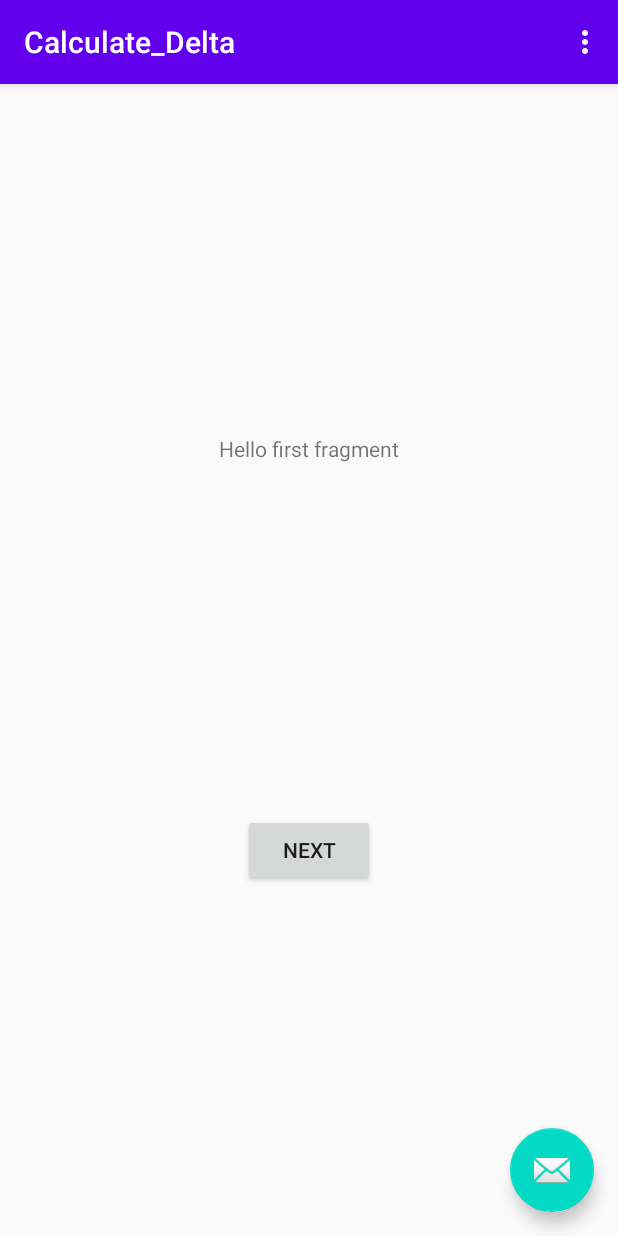
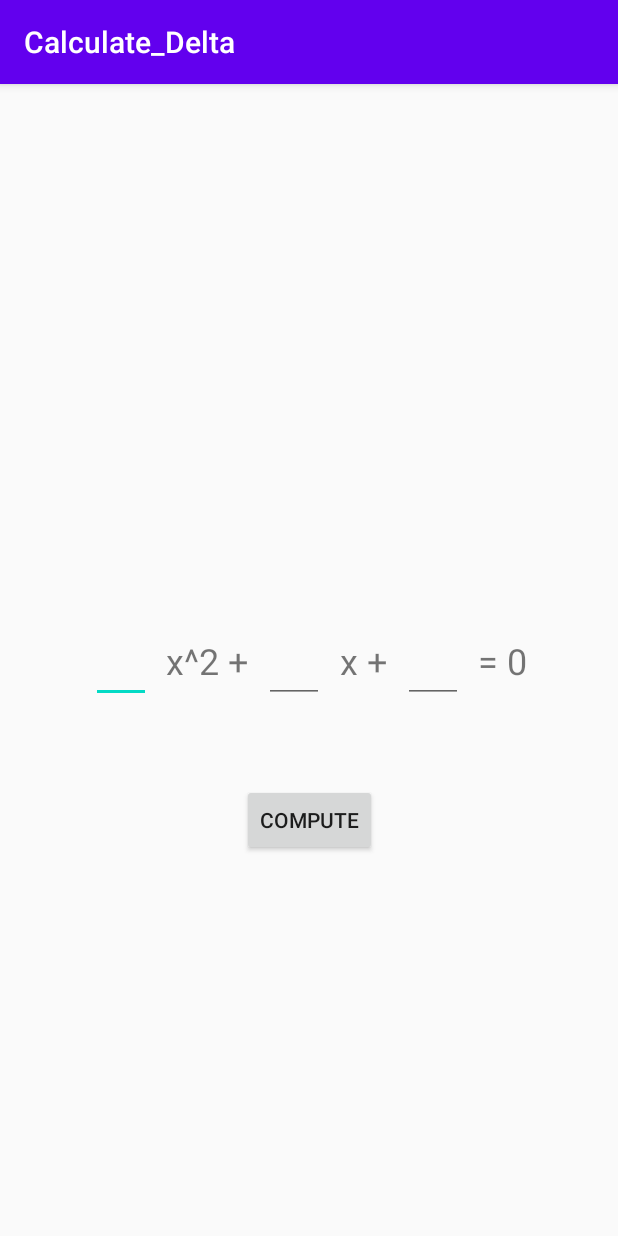
Before and after one commit to JuliaSzymanska/Mobile_Systems, an Android app: the screen it shows after launch (MainActivity), on a phone screen of 412 x 824 dp. Run offline under Robolectric (Android 15) with nearby library versions, the phone set to English and light mode, and no system bars.

Commit message:
Quadric equation

```diff
--- a/Ex_1/app/build.gradle
+++ b/Ex_1/app/build.gradle
@@ -25,10 +25,7 @@ android {
 dependencies {
     implementation fileTree(dir: "libs", include: ["*.jar"])
     implementation 'androidx.appcompat:appcompat:1.2.0'
-    implementation 'com.google.android.material:material:1.2.0'
     implementation 'androidx.constraintlayout:constraintlayout:2.0.2'
-    implementation 'androidx.navigation:navigation-fragment:2.3.0'
-    implementation 'androidx.navigation:navigation-ui:2.3.0'
     testImplementation 'junit:junit:4.12'
     androidTestImplementation 'androidx.test.ext:junit:1.1.2'
     androidTestImplementation 'androidx.test.espresso:espresso-core:3.3.0'
--- a/Ex_1/app/src/main/AndroidManifest.xml
+++ b/Ex_1/app/src/main/AndroidManifest.xml
@@ -9,10 +9,7 @@
         android:roundIcon="@mipmap/ic_launcher_round"
         android:supportsRtl="true"
         android:theme="@style/AppTheme">
-        <activity
-            android:name=".MainActivity"
-            android:label="@string/app_name"
-            android:theme="@style/AppTheme.NoActionBar">
+        <activity android:name=".MainActivity">
             <intent-filter>
                 <action android:name="android.intent.action.MAIN" />
 
--- a/Ex_1/app/src/main/java/com/game/calculate_delta/FirstFragment.java
+++ /dev/null
@@ -1,34 +0,0 @@
-package com.game.calculate_delta;
-
-import android.os.Bundle;
-import android.view.LayoutInflater;
-import android.view.View;
-import android.view.ViewGroup;
-
-import androidx.annotation.NonNull;
-import androidx.fragment.app.Fragment;
-import androidx.navigation.fragment.NavHostFragment;
-
-public class FirstFragment extends Fragment {
-
-    @Override
-    public View onCreateView(
-            LayoutInflater inflater, ViewGroup container,
-            Bundle savedInstanceState
-    ) {
-        // Inflate the layout for this fragment
-        return inflater.inflate(R.layout.fragment_first, container, false);
-    }
-
-    public void onViewCreated(@NonNull View view, Bundle savedInstanceState) {
-        super.onViewCreated(view, savedInstanceState);
-
-        view.findViewById(R.id.button_first).setOnClickListener(new View.OnClickListener() {
-            @Override
-            public void onClick(View view) {
-                NavHostFragment.findNavController(FirstFragment.this)
-                        .navigate(R.id.action_FirstFragment_to_SecondFragment);
-            }
-        });
-    }
-}
--- a/Ex_1/app/src/main/java/com/game/calculate_delta/MainActivity.java
+++ b/Ex_1/app/src/main/java/com/game/calculate_delta/MainActivity.java
@@ -1,56 +1,70 @@
 package com.game.calculate_delta;
 
+import androidx.appcompat.app.AppCompatActivity;
+
+import android.annotation.SuppressLint;
 import android.os.Bundle;
-
-import com.google.android.material.floatingactionbutton.FloatingActionButton;
-import com.google.android.material.snackbar.Snackbar;
-
-import androidx.appcompat.app.AppCompatActivity;
-import androidx.appcompat.widget.Toolbar;
-
 import android.view.View;
-
-import android.view.Menu;
-import android.view.MenuItem;
+import android.widget.Button;
+import android.widget.EditText;
+import android.widget.TextView;
 
 public class MainActivity extends AppCompatActivity {
+
+    private double firstInputDouble;
+    private double secondInputDouble;
+    private double thirdInputDouble;
 
     @Override
     protected void onCreate(Bundle savedInstanceState) {
         super.onCreate(savedInstanceState);
         setContentView(R.layout.activity_main);
-        Toolbar toolbar = findViewById(R.id.toolbar);
-        setSupportActionBar(toolbar);
+        Button computeButton = (Button) findViewById(R.id.button);
+        computeButton.setOnClickListener(computeButtonListener);
 
-        FloatingActionButton fab = findViewById(R.id.fab);
-        fab.setOnClickListener(new View.OnClickListener() {
-            @Override
-            public void onClick(View view) {
-                Snackbar.make(view, "Replace with your own action", Snackbar.LENGTH_LONG)
-                        .setAction("Action", null).show();
-            }
-        });
     }
 
-    @Override
-    public boolean onCreateOptionsMenu(Menu menu) {
-        // Inflate the menu; this adds items to the action bar if it is present.
-        getMenuInflater().inflate(R.menu.menu_main, menu);
-        return true;
+    private View.OnClickListener computeButtonListener = new View.OnClickListener() {
+        @Override
+        public void onClick(View v) {
+            EditText firstInput = (EditText) findViewById(R.id.first_input);
+            EditText secondInput = (EditText) findViewById(R.id.second_input);
+            EditText thirdInput = (EditText) findViewById(R.id.third_input);
+            firstInputDouble = Double.parseDouble(firstInput.getText().toString());
+            secondInputDouble = Double.parseDouble(secondInput.getText().toString());
+            thirdInputDouble = Double.parseDouble(thirdInput.getText().toString());
+            calculateRoots();
+        }
+    };
+
+    private Double calculateDelta(){
+        return secondInputDouble * secondInputDouble - 4 * firstInputDouble * thirdInputDouble;
     }
 
-    @Override
-    public boolean onOptionsItemSelected(MenuItem item) {
-        // Handle action bar item clicks here. The action bar will
-        // automatically handle clicks on the Home/Up button, so long
-        // as you specify a parent activity in AndroidManifest.xml.
-        int id = item.getItemId();
+    private double calculateRoot(int minus, double delta){
+        return  (-1 * secondInputDouble + minus * Math.sqrt(delta)) / 2 * firstInputDouble;
+    }
 
-        //noinspection SimplifiableIfStatement
-        if (id == R.id.action_settings) {
-            return true;
+    @SuppressLint("SetTextI18n")
+    private void calculateRoots(){
+        TextView output = (TextView) findViewById(R.id.output);
+        if(firstInputDouble == 0.0 ) {
+            output.setText("It is not a quadratic equation.");
+            return;
         }
-
-        return super.onOptionsItemSelected(item);
+        double delta = calculateDelta();
+        if(delta < 0.0) {
+            output.setText("The quadratic equation hasn't any roots. " + ". The square discriminant equals " + delta);
+            return;
+        }
+        if (delta == 0) {
+            double first_root = calculateRoot(0, delta);
+            output.setText("The quadratic equation has one root equals " + first_root + ". The square discriminant equals " + delta);
+            return;
+        }
+        double first_root = calculateRoot(1, delta);
+        double second_root = calculateRoot(-1, delta);
+        output.setText("The quadratic equation has two roots. First equals " + first_root + ", second equals " + second_root + ". The square discriminant equals " + delta);
+        return;
     }
 }
--- a/Ex_1/app/src/main/java/com/game/calculate_delta/SecondFragment.java
+++ /dev/null
@@ -1,34 +0,0 @@
-package com.game.calculate_delta;
-
-import android.os.Bundle;
-import android.view.LayoutInflater;
-import android.view.View;
-import android.view.ViewGroup;
-
-import androidx.annotation.NonNull;
-import androidx.fragment.app.Fragment;
-import androidx.navigation.fragment.NavHostFragment;
-
-public class SecondFragment extends Fragment {
-
-    @Override
-    public View onCreateView(
-            LayoutInflater inflater, ViewGroup container,
-            Bundle savedInstanceState
-    ) {
-        // Inflate the layout for this fragment
-        return inflater.inflate(R.layout.fragment_second, container, false);
-    }
-
-    public void onViewCreated(@NonNull View view, Bundle savedInstanceState) {
-        super.onViewCreated(view, savedInstanceState);
-
-        view.findViewById(R.id.button_second).setOnClickListener(new View.OnClickListener() {
-            @Override
-            public void onClick(View view) {
-                NavHostFragment.findNavController(SecondFragment.this)
-                        .navigate(R.id.action_SecondFragment_to_FirstFragment);
-            }
-        });
-    }
-}
--- a/Ex_1/app/src/main/res/layout/activity_main.xml
+++ b/Ex_1/app/src/main/res/layout/activity_main.xml
@@ -1,33 +1,102 @@
 <?xml version="1.0" encoding="utf-8"?>
-<androidx.coordinatorlayout.widget.CoordinatorLayout xmlns:android="http://schemas.android.com/apk/res/android"
+<androidx.constraintlayout.widget.ConstraintLayout xmlns:android="http://schemas.android.com/apk/res/android"
     xmlns:app="http://schemas.android.com/apk/res-auto"
     xmlns:tools="http://schemas.android.com/tools"
     android:layout_width="match_parent"
     android:layout_height="match_parent"
     tools:context=".MainActivity">
 
-    <com.google.android.material.appbar.AppBarLayout
-        android:layout_width="match_parent"
-        android:layout_height="wrap_content"
-        android:theme="@style/AppTheme.AppBarOverlay">
+    <EditText
+        android:id="@+id/first_input"
+        android:layout_width="40dp"
+        android:layout_height="57dp"
+        android:layout_marginStart="50dp"
+        android:ems="10"
+        android:inputType="phone"
+        app:layout_constraintBottom_toBottomOf="parent"
+        app:layout_constraintEnd_toStartOf="@+id/first_text"
+        app:layout_constraintStart_toStartOf="parent"
+        app:layout_constraintTop_toTopOf="parent"
+        tools:ignore="MissingConstraints" />
 
-        <androidx.appcompat.widget.Toolbar
-            android:id="@+id/toolbar"
-            android:layout_width="match_parent"
-            android:layout_height="?attr/actionBarSize"
-            android:background="?attr/colorPrimary"
-            app:popupTheme="@style/AppTheme.PopupOverlay" />
-
-    </com.google.android.material.appbar.AppBarLayout>
-
-    <include layout="@layout/content_main" />
-
-    <com.google.android.material.floatingactionbutton.FloatingActionButton
-        android:id="@+id/fab"
+    <TextView
+        android:id="@+id/first_text"
         android:layout_width="wrap_content"
         android:layout_height="wrap_content"
-        android:layout_gravity="bottom|end"
-        android:layout_margin="@dimen/fab_margin"
-        app:srcCompat="@android:drawable/ic_dialog_email" />
+        android:text="@string/x_squared"
+        android:textSize="24sp"
+        app:layout_constraintBottom_toBottomOf="parent"
+        app:layout_constraintEnd_toStartOf="@+id/second_input"
+        app:layout_constraintStart_toEndOf="@+id/first_input"
+        app:layout_constraintTop_toTopOf="parent"
+        tools:layout_editor_absoluteX="376dp" />
 
-</androidx.coordinatorlayout.widget.CoordinatorLayout>
+    <EditText
+        android:id="@+id/second_input"
+        android:layout_width="40dp"
+        android:layout_height="57dp"
+        android:ems="10"
+        android:inputType="phone"
+        app:layout_constraintBottom_toBottomOf="parent"
+        app:layout_constraintTop_toTopOf="parent"
+        app:layout_constraintEnd_toStartOf="@+id/second_text"
+        app:layout_constraintStart_toEndOf="@+id/first_text"
+        tools:ignore="MissingConstraints" />
+
+    <TextView
+        android:id="@+id/second_text"
+        android:layout_width="wrap_content"
+        android:layout_height="wrap_content"
+        android:text="@string/x"
+        android:textSize="24sp"
+        app:layout_constraintBottom_toBottomOf="parent"
+        app:layout_constraintEnd_toStartOf="@+id/third_input"
+        app:layout_constraintStart_toEndOf="@+id/second_input"
+        app:layout_constraintTop_toTopOf="parent" />
+
+    <EditText
+        android:id="@+id/third_input"
+        android:layout_width="40dp"
+        android:layout_height="57dp"
+        android:ems="10"
+        android:inputType="phone"
+        app:layout_constraintBottom_toBottomOf="parent"
+        app:layout_constraintEnd_toStartOf="@+id/third_text"
+        app:layout_constraintStart_toEndOf="@+id/second_text"
+        app:layout_constraintTop_toTopOf="parent"
+        tools:ignore="MissingConstraints" />
+
+    <TextView
+        android:id="@+id/third_text"
+        android:layout_width="wrap_content"
+        android:layout_height="wrap_content"
+        android:layout_marginEnd="50dp"
+        android:text="@string/equal_to_zero"
+        android:textSize="24sp"
+        app:layout_constraintBottom_toBottomOf="parent"
+        app:layout_constraintEnd_toEndOf="parent"
+        app:layout_constraintStart_toEndOf="@+id/third_input"
+        app:layout_constraintTop_toTopOf="parent" />
+
+    <Button
+        android:id="@+id/button"
+        android:layout_width="wrap_content"
+        android:layout_height="wrap_content"
+        android:layout_marginBottom="200dp"
+        android:text="@string/compute"
+        app:layout_constraintBottom_toBottomOf="parent"
+        app:layout_constraintEnd_toEndOf="parent"
+        app:layout_constraintStart_toStartOf="parent"
+        app:layout_constraintTop_toBottomOf="@+id/second_input" />
+
+    <TextView
+        android:id="@+id/output"
+        android:layout_width="wrap_content"
+        android:layout_height="wrap_content"
+        android:textSize="18sp"
+        app:layout_constraintBottom_toBottomOf="parent"
+        app:layout_constraintEnd_toEndOf="parent"
+        app:layout_constraintStart_toStartOf="parent"
+        app:layout_constraintTop_toBottomOf="@+id/button" />
+
+</androidx.constraintlayout.widget.ConstraintLayout>
--- a/Ex_1/app/src/main/res/layout/content_main.xml
+++ /dev/null
@@ -1,19 +0,0 @@
-<?xml version="1.0" encoding="utf-8"?>
-<androidx.constraintlayout.widget.ConstraintLayout xmlns:android="http://schemas.android.com/apk/res/android"
-    xmlns:app="http://schemas.android.com/apk/res-auto"
-    android:layout_width="match_parent"
-    android:layout_height="match_parent"
-    app:layout_behavior="@string/appbar_scrolling_view_behavior">
-
-    <fragment
-        android:id="@+id/nav_host_fragment"
-        android:name="androidx.navigation.fragment.NavHostFragment"
-        android:layout_width="0dp"
-        android:layout_height="0dp"
-        app:defaultNavHost="true"
-        app:layout_constraintBottom_toBottomOf="parent"
-        app:layout_constraintLeft_toLeftOf="parent"
-        app:layout_constraintRight_toRightOf="parent"
-        app:layout_constraintTop_toTopOf="parent"
-        app:navGraph="@navigation/nav_graph" />
-</androidx.constraintlayout.widget.ConstraintLayout>
--- a/Ex_1/app/src/main/res/layout/fragment_first.xml
+++ /dev/null
@@ -1,28 +0,0 @@
-<?xml version="1.0" encoding="utf-8"?>
-<androidx.constraintlayout.widget.ConstraintLayout xmlns:android="http://schemas.android.com/apk/res/android"
-    xmlns:app="http://schemas.android.com/apk/res-auto"
-    xmlns:tools="http://schemas.android.com/tools"
-    android:layout_width="match_parent"
-    android:layout_height="match_parent"
-    tools:context=".FirstFragment">
-
-    <TextView
-        android:id="@+id/textview_first"
-        android:layout_width="wrap_content"
-        android:layout_height="wrap_content"
-        android:text="@string/hello_first_fragment"
-        app:layout_constraintBottom_toTopOf="@id/button_first"
-        app:layout_constraintEnd_toEndOf="parent"
-        app:layout_constraintStart_toStartOf="parent"
-        app:layout_constraintTop_toTopOf="parent" />
-
-    <Button
-        android:id="@+id/button_first"
-        android:layout_width="wrap_content"
-        android:layout_height="wrap_content"
-        android:text="@string/next"
-        app:layout_constraintBottom_toBottomOf="parent"
-        app:layout_constraintEnd_toEndOf="parent"
-        app:layout_constraintStart_toStartOf="parent"
-        app:layout_constraintTop_toBottomOf="@id/textview_first" />
-</androidx.constraintlayout.widget.ConstraintLayout>
--- a/Ex_1/app/src/main/res/layout/fragment_second.xml
+++ /dev/null
@@ -1,27 +0,0 @@
-<?xml version="1.0" encoding="utf-8"?>
-<androidx.constraintlayout.widget.ConstraintLayout xmlns:android="http://schemas.android.com/apk/res/android"
-    xmlns:app="http://schemas.android.com/apk/res-auto"
-    xmlns:tools="http://schemas.android.com/tools"
-    android:layout_width="match_parent"
-    android:layout_height="match_parent"
-    tools:context=".SecondFragment">
-
-    <TextView
-        android:id="@+id/textview_second"
-        android:layout_width="wrap_content"
-        android:layout_height="wrap_content"
-        app:layout_constraintBottom_toTopOf="@id/button_second"
-        app:layout_constraintEnd_toEndOf="parent"
-        app:layout_constraintStart_toStartOf="parent"
-        app:layout_constraintTop_toTopOf="parent" />
-
-    <Button
-        android:id="@+id/button_second"
-        android:layout_width="wrap_content"
-        android:layout_height="wrap_content"
-        android:text="@string/previous"
-        app:layout_constraintBottom_toBottomOf="parent"
-        app:layout_constraintEnd_toEndOf="parent"
-        app:layout_constraintStart_toStartOf="parent"
-        app:layout_constraintTop_toBottomOf="@id/textview_second" />
-</androidx.constraintlayout.widget.ConstraintLayout>
--- a/Ex_1/app/src/main/res/menu/menu_main.xml
+++ /dev/null
@@ -1,10 +0,0 @@
-<menu xmlns:android="http://schemas.android.com/apk/res/android"
-    xmlns:app="http://schemas.android.com/apk/res-auto"
-    xmlns:tools="http://schemas.android.com/tools"
-    tools:context="com.game.calculate_delta.MainActivity">
-    <item
-        android:id="@+id/action_settings"
-        android:orderInCategory="100"
-        android:title="@string/action_settings"
-        app:showAsAction="never" />
-</menu>
--- a/Ex_1/app/src/main/res/navigation/nav_graph.xml
+++ /dev/null
@@ -1,28 +0,0 @@
-<?xml version="1.0" encoding="utf-8"?>
-<navigation xmlns:android="http://schemas.android.com/apk/res/android"
-    xmlns:app="http://schemas.android.com/apk/res-auto"
-    xmlns:tools="http://schemas.android.com/tools"
-    android:id="@+id/nav_graph"
-    app:startDestination="@id/FirstFragment">
-
-    <fragment
-        android:id="@+id/FirstFragment"
-        android:name="com.game.calculate_delta.FirstFragment"
-        android:label="@string/first_fragment_label"
-        tools:layout="@layout/fragment_first">
-
-        <action
-            android:id="@+id/action_FirstFragment_to_SecondFragment"
-            app:destination="@id/SecondFragment" />
-    </fragment>
-    <fragment
-        android:id="@+id/SecondFragment"
-        android:name="com.game.calculate_delta.SecondFragment"
-        android:label="@string/second_fragment_label"
-        tools:layout="@layout/fragment_second">
-
-        <action
-            android:id="@+id/action_SecondFragment_to_FirstFragment"
-            app:destination="@id/FirstFragment" />
-    </fragment>
-</navigation>
--- a/Ex_1/app/src/main/res/values/dimens.xml
+++ /dev/null
@@ -1,3 +0,0 @@
-<resources>
-    <dimen name="fab_margin">16dp</dimen>
-</resources>
--- a/Ex_1/app/src/main/res/values/strings.xml
+++ b/Ex_1/app/src/main/res/values/strings.xml
@@ -1,12 +1,7 @@
 <resources>
     <string name="app_name">Calculate_Delta</string>
-    <string name="action_settings">Settings</string>
-    <!-- Strings used for fragments for navigation -->
-    <string name="first_fragment_label">First Fragment</string>
-    <string name="second_fragment_label">Second Fragment</string>
-    <string name="next">Next</string>
-    <string name="previous">Previous</string>
-
-    <string name="hello_first_fragment">Hello first fragment</string>
-    <string name="hello_second_fragment">Hello second fragment. Arg: %1$s</string>
+    <string name="x_squared">x^2 +</string>
+    <string name="x">x +</string>
+    <string name="equal_to_zero">= 0</string>
+    <string name="compute">Compute</string>
 </resources>
--- a/Ex_1/app/src/main/res/values/styles.xml
+++ b/Ex_1/app/src/main/res/values/styles.xml
@@ -7,13 +7,4 @@
         <item name="colorAccent">@color/colorAccent</item>
     </style>
 
-    <style name="AppTheme.NoActionBar">
-        <item name="windowActionBar">false</item>
-        <item name="windowNoTitle">true</item>
-    </style>
-
-    <style name="AppTheme.AppBarOverlay" parent="ThemeOverlay.AppCompat.Dark.ActionBar" />
-
-    <style name="AppTheme.PopupOverlay" parent="ThemeOverlay.AppCompat.Light" />
-
 </resources>
```
Also changed, not shown: Ex_1/gradle/wrapper/gradle-wrapper.properties.
